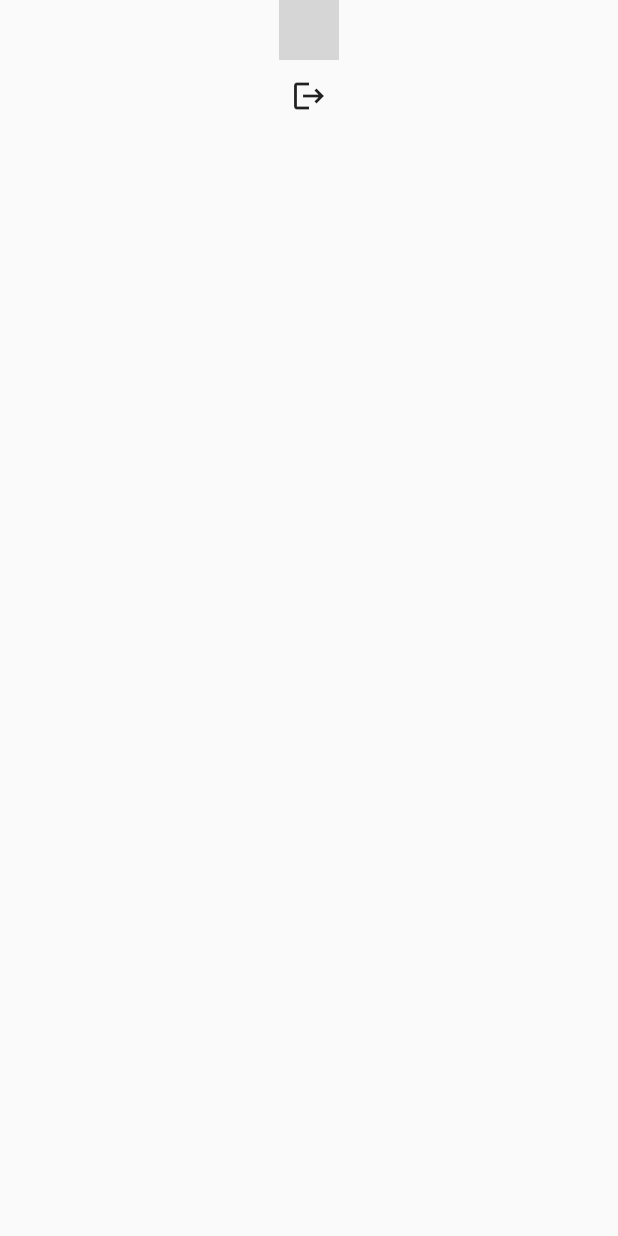
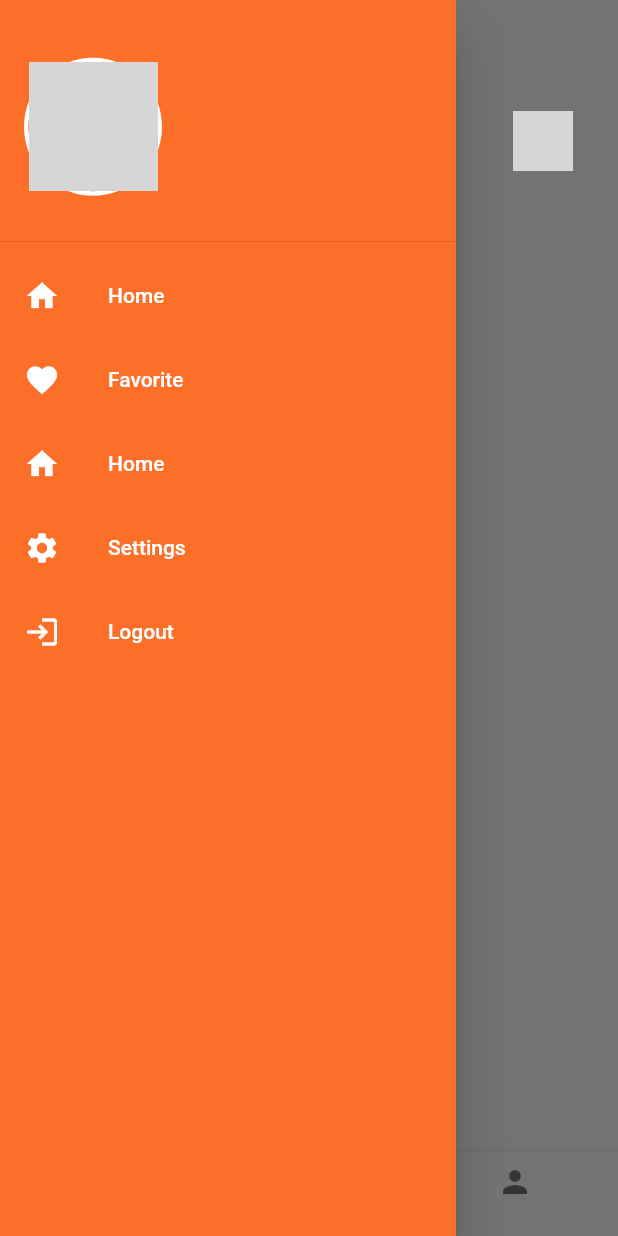
Before and after one commit to urvashi2410/Foodiez, a Flutter app: the screen it shows once a user with an empty profile is signed in, with the side drawer open (before the commit the screen has no drawer), on a phone screen of 412 x 824 dp. Run offline on Flutter 3.47's test engine with Material 2 defaults, Android fonts, the phone set to English and light mode, and no system bars; our stand-ins replace firebase_auth, firebase_core, fluttertoast, google_sign_in; accounts and stored records are empty; network calls fail; grey boxes are pictures that could not be loaded.

Commit message:
edited home page and added drawer in it

```diff
--- a/food_delivery/lib/Pages/home_page.dart
+++ b/food_delivery/lib/Pages/home_page.dart
@@ -1,40 +1,86 @@
 import 'package:firebase_auth/firebase_auth.dart';
 import 'package:flutter/material.dart';
 import 'package:food_delivery/Firebase/authentication.dart';
+import 'package:food_delivery/Widgets/custom_drawer.dart';
 import 'package:google_sign_in/google_sign_in.dart';
 import 'package:fluttertoast/fluttertoast.dart';
+import 'package:flutter/widgets.dart';
 
 class HomePage extends StatelessWidget {
   const HomePage({Key? key}) : super(key: key);
 
   @override
   Widget build(BuildContext context) {
+    String username = FirebaseAuth.instance.currentUser!.displayName.toString();
+    List<String> list = username.split(" ");
+    username = list[0];
+    String urlImg = FirebaseAuth.instance.currentUser!.photoURL.toString();
+    String email = FirebaseAuth.instance.currentUser!.email.toString();
     return Scaffold(
-      body: Column(
-        children: [
-          CircleAvatar(
-            backgroundImage: NetworkImage(FirebaseAuth.instance.currentUser!.photoURL.toString(),
-
-            ),
-          ),
-          Center(
-            child: IconButton(
-                icon: Icon(Icons.logout),
-                onPressed: () {
-                  Authentication.signOut(context: context).then((value){
-                    return Fluttertoast.showToast(
-                        msg: "Logged out",
-                        toastLength: Toast.LENGTH_SHORT,
-                        gravity: ToastGravity.CENTER,
-                        timeInSecForIosWeb: 1,
-                        backgroundColor: Colors.red,
-                        textColor: Colors.white,
-                        fontSize: 16.0);
-                  });
-                }),
-          ),
-        ],
+      appBar: AppBar(
+        backgroundColor: Colors.transparent,
+        elevation: 0,
+        // leading: Icon(
+        //   Icons.menu,
+        //   color: Colors.black,
+        //   ),
       ),
+      drawer: myDrawer(
+        urlImg: urlImg,
+        email: email,
+        name: username,
+        context: context,
+      ),
+      bottomNavigationBar: bottomNavigationBar(),
+      body: Padding(
+        padding: const EdgeInsets.symmetric(
+          vertical: 18,
+          horizontal: 30,
+        ),
+        child: Column(
+          children: [
+            Row(
+              mainAxisAlignment: MainAxisAlignment.spaceBetween,
+              children: [
+                Text(
+                  'Welcome ${username}',
+                  style: TextStyle(
+                    fontWeight: FontWeight.bold,
+                    fontSize: 22,
+                  ),
+                ),
+                CircleAvatar(
+                  backgroundImage: NetworkImage(urlImg),
+                )
+              ],
+            )
+          ],
+        ),
+      ),
+      floatingActionButton: FloatingActionButton(
+        onPressed: null,
+        child: Icon(Icons.home),
+      ),
+      floatingActionButtonLocation: FloatingActionButtonLocation.centerDocked,
     );
   }
 }
+
+BottomNavigationBar bottomNavigationBar() {
+  return BottomNavigationBar(
+    items: const <BottomNavigationBarItem>[
+      BottomNavigationBarItem(
+        icon: Icon(Icons.home),
+        label: "",
+      ),
+      BottomNavigationBarItem(
+        icon: Icon(Icons.home),
+        label: "",
+      ),
+      BottomNavigationBarItem(
+        icon: Icon(Icons.person),
+        label: "",
+      )
+    ],
+  );
+}
--- a/food_delivery/lib/Pages/login_page.dart
+++ b/food_delivery/lib/Pages/login_page.dart
@@ -18,7 +18,10 @@ class LoginPage extends StatelessWidget {
           children: [
             Text(
               'Login',
-              style: TextStyle(fontWeight: FontWeight.bold, fontSize: 18),
+              style: TextStyle(
+                fontWeight: FontWeight.bold,
+                fontSize: 18,
+              ),
             ),
             SizedBox(
               height: 10,
--- /dev/null
+++ b/food_delivery/lib/Widgets/custom_drawer.dart
@@ -0,0 +1,89 @@
+import 'package:flutter/material.dart';
+import 'package:food_delivery/Constants/colors.dart';
+import 'package:food_delivery/Firebase/authentication.dart';
+
+Drawer myDrawer(
+    {String urlImg = "",
+    String name = "",
+    String email = "",
+    required BuildContext context}) {
+  return Drawer(
+    child: Container(
+      color: AppColor.orange.withOpacity(0.9),
+      child: ListView(
+        children: [
+          DrawerHeader(
+              child: SingleChildScrollView(
+            scrollDirection: Axis.horizontal,
+            child: Row(
+              mainAxisAlignment: MainAxisAlignment.spaceAround,
+              children: [
+                CircleAvatar(
+                  backgroundColor: Colors.white,
+                  radius: 46,
+                  child: Container(
+                    child: CircleAvatar(
+                      radius: 43,
+                      backgroundImage: NetworkImage(urlImg),
+                    ),
+                  ),
+                ),
+                Column(
+                  mainAxisAlignment: MainAxisAlignment.center,
+                  crossAxisAlignment: CrossAxisAlignment.start,
+                  children: [
+                    Text(
+                      name,
+                      style: TextStyle(
+                        color: Colors.white,
+                      ),
+                    ),
+                    Text(
+                      email,
+                      style: TextStyle(
+                        color: Colors.white,
+                      ),
+                    )
+                  ],
+                )
+              ],
+            ),
+          )),
+          ListTile(
+            leading: Icon(Icons.home),
+            title: Text("Home"),
+            textColor: Colors.white,
+            iconColor: Colors.white,
+          ),
+          ListTile(
+            leading: Icon(Icons.favorite),
+            title: Text("Favorite"),
+            textColor: Colors.white,
+            iconColor: Colors.white,
+          ),
+          ListTile(
+            leading: Icon(Icons.home),
+            title: Text("Home"),
+            textColor: Colors.white,
+            iconColor: Colors.white,
+          ),
+          ListTile(
+            leading: Icon(Icons.settings),
+            title: Text("Settings"),
+            textColor: Colors.white,
+            iconColor: Colors.white,
+          ),
+          InkWell(
+            onTap: () => Authentication.signOut(context: context),
+            child: ListTile(
+              leading: Icon(Icons.login_outlined),
+              title: Text("Logout"),
+              textColor: Colors.white,
+              iconColor: Colors.white,
+            ),
+          ),
+        ],
+      ),
+    ),
+  );
+}
--- /dev/null
+++ b/food_delivery/lib/Widgets/widgets.dart
@@ -0,0 +1,2 @@
+export 'custom_drawer.dart';
+export 'custom_input.dart';
--- a/food_delivery/lib/main.dart
+++ b/food_delivery/lib/main.dart
@@ -1,5 +1,6 @@
 import 'package:firebase_auth/firebase_auth.dart';
 import 'package:flutter/material.dart';
+import 'package:food_delivery/Constants/colors.dart';
 import 'Pages/pages.dart';
 import 'package:firebase_core/firebase_core.dart';
 
@@ -17,6 +18,16 @@ class MyApp extends StatelessWidget {
   Widget build(BuildContext context) {
     return MaterialApp(
       debugShowCheckedModeBanner: false,
+      theme: ThemeData(
+        primarySwatch: Colors.red,
+        elevatedButtonTheme: ElevatedButtonThemeData(
+          style: ButtonStyle(
+            backgroundColor: MaterialStateProperty.all(
+              AppColor.orange,
+            )
+          )
+        ),
+      ),
       home: StreamBuilder(
         stream: FirebaseAuth.instance.authStateChanges(),
         builder: (context, snapshot) {
```
